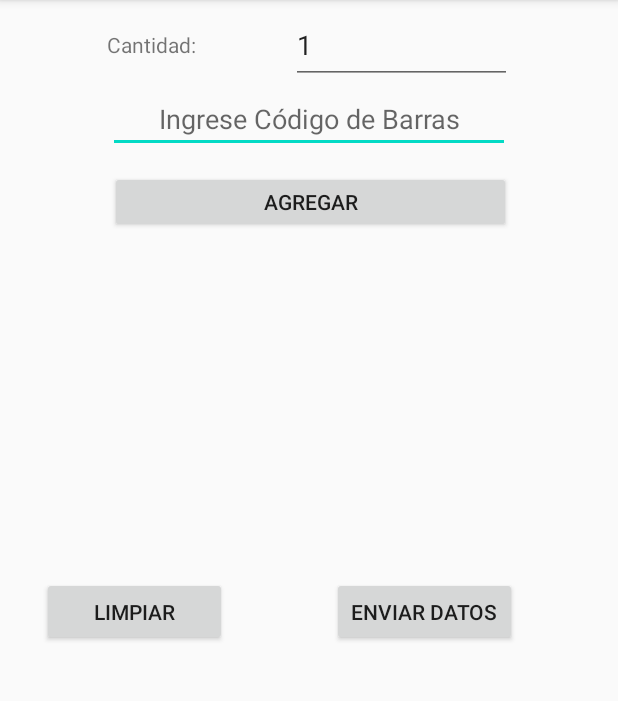
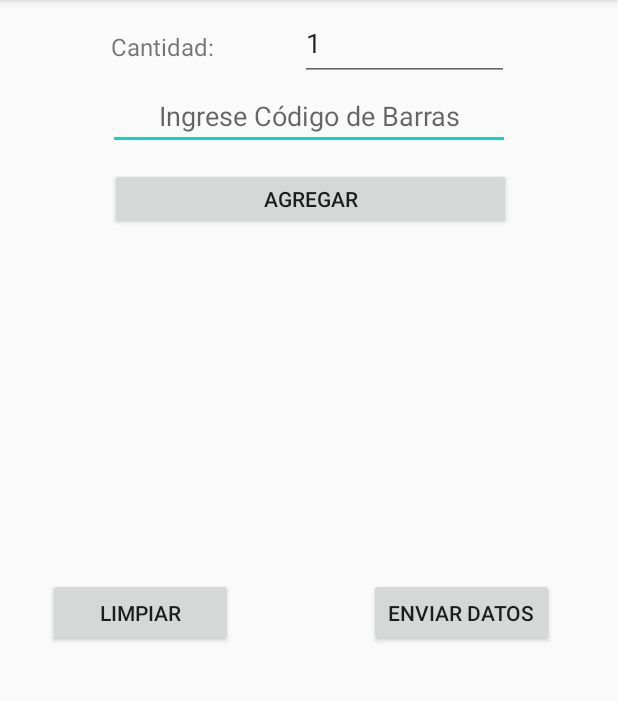
Before and after one commit to kerberos-XP/GolanDroid, an Android app: the screen it shows after launch (MainActivity), on a phone screen of 412 x 824 dp, the part 84-785 px from its top. Run offline under Robolectric (Android 15) with nearby library versions, the phone set to English and light mode, and no system bars.

```diff
--- a/GolanCapturator/app/src/main/res/layout/activity_main.xml
+++ b/GolanCapturator/app/src/main/res/layout/activity_main.xml
@@ -10,8 +10,8 @@
         android:id="@+id/btnLimpiar"
         android:layout_width="123dp"
         android:layout_height="46dp"
-        android:layout_marginStart="28dp"
-        android:layout_marginTop="16dp"
+        android:layout_marginStart="32dp"
+        android:layout_marginTop="12dp"
         android:text="Limpiar"
         app:layout_constraintStart_toStartOf="parent"
         app:layout_constraintTop_toBottomOf="@+id/linear" />
@@ -33,11 +33,11 @@
         android:id="@+id/btnEnviarDatos"
         android:layout_width="123dp"
         android:layout_height="46dp"
-        android:layout_marginTop="16dp"
+        android:layout_marginTop="12dp"
         android:layout_marginEnd="32dp"
         android:text="Enviar Datos"
         app:layout_constraintEnd_toEndOf="parent"
-        app:layout_constraintHorizontal_bias="0.666"
+        app:layout_constraintHorizontal_bias="0.892"
         app:layout_constraintStart_toEndOf="@+id/btnLimpiar"
         app:layout_constraintTop_toBottomOf="@+id/linear" />
 
@@ -54,8 +54,8 @@
 
     <EditText
         android:id="@+id/txtCantidad"
-        android:layout_width="147dp"
-        android:layout_height="52dp"
+        android:layout_width="139dp"
+        android:layout_height="50dp"
         android:layout_marginTop="4dp"
         android:ems="10"
         android:inputType="number"
@@ -71,6 +71,7 @@
         android:layout_marginStart="60dp"
         android:layout_marginTop="20dp"
         android:text="Cantidad:"
+        android:textSize="16sp"
         app:layout_constraintEnd_toStartOf="@+id/txtCantidad"
         app:layout_constraintHorizontal_bias="0.487"
         app:layout_constraintStart_toStartOf="parent"
@@ -79,8 +80,8 @@
     <LinearLayout
         android:id="@+id/linear"
         android:layout_width="252dp"
-        android:layout_height="197dp"
-        android:layout_marginTop="16dp"
+        android:layout_height="208dp"
+        android:layout_marginTop="12dp"
         android:orientation="vertical"
         app:layout_constraintEnd_toEndOf="parent"
         app:layout_constraintHorizontal_bias="0.48"
```
Also changed, not shown: GolanCapturator/app/src/main/java/cl/golan/capturator/activities/MainActivity.kt (+40 -9 lines), GolanCapturator/app/src/main/java/cl/golan/capturator/model/CodigoBarras.kt (+16 -1 lines).
